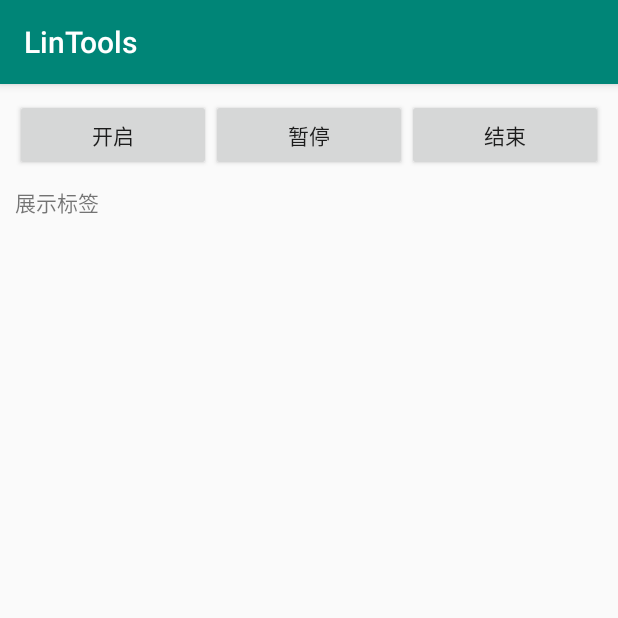
After one commit to YanceyLin/LinTools, an Android app: the TimerTestActivity screen opened directly, with no data from a screen before it, on a phone screen of 412 x 824 dp, the top half of it. The commit adds this screen. Run offline under Robolectric (Android 15) with nearby library versions, the phone set to English and light mode, and no system bars.

```diff
--- a/app/src/main/AndroidManifest.xml
+++ b/app/src/main/AndroidManifest.xml
@@ -9,7 +9,8 @@
         android:roundIcon="@mipmap/ic_launcher_round"
         android:supportsRtl="true"
         android:theme="@style/AppTheme">
-        <activity android:name=".life.XLifeCycleTestActivity"></activity>
+        <activity android:name=".timer.TimerTestActivity"></activity>
+        <activity android:name=".life.XLifeCycleTestActivity" />
         <activity android:name=".views.Indication.IndicationTestActivity" />
         <activity android:name=".MainActivity">
             <intent-filter>
--- a/app/src/main/java/com/lxb/lintools/MainActivity.java
+++ b/app/src/main/java/com/lxb/lintools/MainActivity.java
@@ -6,6 +6,7 @@ import android.os.Bundle;
 import android.view.View;
 
 import com.lxb.lintools.life.XLifeCycleTestActivity;
+import com.lxb.lintools.timer.TimerTestActivity;
 import com.lxb.lintools.views.Indication.IndicationTestActivity;
 
 public class MainActivity extends AppCompatActivity implements View.OnClickListener {
@@ -17,6 +18,7 @@ public class MainActivity extends AppCompatActivity implements View.OnClickListe
 
         findViewById(R.id.bt_circle_indication).setOnClickListener(this);
         findViewById(R.id.bt_life_cycle).setOnClickListener(this);
+        findViewById(R.id.bt_time).setOnClickListener(this);
     }
 
     @Override
@@ -28,6 +30,9 @@ public class MainActivity extends AppCompatActivity implements View.OnClickListe
             case R.id.bt_life_cycle:
                 startActivity(new Intent(MainActivity.this, XLifeCycleTestActivity.class));
                 break;
+            case R.id.bt_time:
+                startActivity(new Intent(MainActivity.this, TimerTestActivity.class));
+                break;
             default:
                 break;
         }
--- /dev/null
+++ b/app/src/main/java/com/lxb/lintools/timer/TimerTestActivity.java
@@ -0,0 +1,99 @@
+package com.lxb.lintools.timer;
+
+import android.app.Activity;
+import android.os.Handler;
+import android.os.Looper;
+import android.os.Message;
+import android.support.v7.app.AppCompatActivity;
+import android.os.Bundle;
+import android.util.Log;
+import android.view.View;
+import android.widget.TextView;
+
+import com.lxb.lintools.R;
+
+import java.lang.ref.WeakReference;
+
+public class TimerTestActivity extends AppCompatActivity implements View.OnClickListener {
+
+    TextView textView;
+
+    MyHandler handler;
+    Runnable runnable;
+
+    @Override
+    protected void onCreate(Bundle savedInstanceState) {
+        super.onCreate(savedInstanceState);
+        setContentView(R.layout.activity_timer_tset);
+
+        initView();
+        initTool();
+    }
+
+    private void initTool() {
+        handler = new MyHandler(this);
+        runnable = new Runnable() {
+            int count = 0;
+
+            @Override
+            public void run() {
+                Message msg = new Message();
+                msg.obj = "这是消息：" + (count++) + "===当前线程是：" + Thread.currentThread().getName();
+                Log.d("Thread", "当前是否是主线程：" + (Thread.currentThread() == Looper.getMainLooper().getThread()));
+                handler.sendMessage(msg);
+            }
+        };
+    }
+
+    private void initView() {
+        textView = findViewById(R.id.text_view);
+        findViewById(R.id.btn_start).setOnClickListener(this);
+        findViewById(R.id.btn_pause).setOnClickListener(this);
+        findViewById(R.id.btn_stop).setOnClickListener(this);
+    }
+
+    @Override
+    public void onClick(View v) {
+        if (v.getId() == R.id.btn_start) {
+            start(0);
+        } else if (v.getId() == R.id.btn_pause) {
+            pause();
+        } else if (v.getId() == R.id.btn_stop) {
+            stop();
+        }
+    }
+
+    private void stop() {
+        handler.removeCallbacks(runnable);
+    }
+
+    private void pause() {
+        handler.removeCallbacks(runnable);
+    }
+
+    private void start(int second) {
+        handler.postDelayed(runnable, second * 1000);
+    }
+
+    public void showMessage(String text) {
+        textView.setText(text);
+    }
+
+    private static class MyHandler extends Handler {
+        WeakReference<TimerTestActivity> activityWeakReference;
+        String text;
+
+        public MyHandler(TimerTestActivity activity) {
+            activityWeakReference = new WeakReference<>(activity);
+        }
+
+        @Override
+        public void handleMessage(Message msg) {
+            if (msg != null) {
+                text = msg.obj.toString();
+                activityWeakReference.get().showMessage(msg.obj.toString());
+                activityWeakReference.get().start(1);
+            }
+        }
+    }
+}
--- a/app/src/main/res/layout/activity_main.xml
+++ b/app/src/main/res/layout/activity_main.xml
@@ -23,4 +23,10 @@
         android:layout_marginTop="10dp"
         android:text="生命周期监听测试" />
 
+    <Button
+        android:id="@+id/bt_time"
+        android:layout_width="match_parent"
+        android:layout_height="wrap_content"
+        android:layout_marginTop="10dp"
+        android:text="循环任务测试" />
 </LinearLayout>
--- /dev/null
+++ b/app/src/main/res/layout/activity_timer_tset.xml
@@ -0,0 +1,52 @@
+<?xml version="1.0" encoding="utf-8"?>
+<android.support.constraint.ConstraintLayout xmlns:android="http://schemas.android.com/apk/res/android"
+    xmlns:app="http://schemas.android.com/apk/res-auto"
+    xmlns:tools="http://schemas.android.com/tools"
+    android:layout_width="match_parent"
+    android:layout_height="match_parent"
+    android:padding="10dp">
+
+    <LinearLayout
+        android:id="@+id/view_menu"
+        android:layout_width="match_parent"
+        android:layout_height="wrap_content"
+        android:orientation="horizontal"
+        app:layout_constraintLeft_toLeftOf="parent"
+        app:layout_constraintTop_toTopOf="parent">
+
+        <Button
+            android:id="@+id/btn_start"
+            android:layout_width="match_parent"
+            android:layout_height="wrap_content"
+            android:layout_weight="1"
+            android:padding="5dp"
+            android:text="开启" />
+
+        <Button
+            android:id="@+id/btn_pause"
+            android:layout_width="match_parent"
+            android:layout_height="wrap_content"
+            android:layout_weight="1"
+            android:padding="5dp"
+            android:text="暂停" />
+
+        <Button
+            android:id="@+id/btn_stop"
+            android:layout_width="match_parent"
+            android:layout_height="wrap_content"
+            android:layout_weight="1"
+            android:padding="5dp"
+            android:text="结束" />
+    </LinearLayout>
+
+    <TextView
+        android:id="@+id/text_view"
+        android:layout_width="match_parent"
+        android:layout_height="0dp"
+        android:layout_marginTop="10dp"
+        android:text="展示标签"
+        app:layout_constraintLeft_toLeftOf="parent"
+        app:layout_constraintTop_toBottomOf="@id/view_menu" />
+
+
+</android.support.constraint.ConstraintLayout>
--- a/toollibs/src/main/java/com/lin/toollibs/views/life/listener/XLifecycleListener.java
+++ b/toollibs/src/main/java/com/lin/toollibs/views/life/listener/XLifecycleListener.java
@@ -45,4 +45,9 @@ public interface XLifecycleListener extends View.OnAttachStateChangeListener {
      */
     void onDestroy();
 
+    /**
+     * 界面碎片焦点的变更
+     */
+    void onFragmentFocusChanged(boolean inFocused);
+
 }
--- a/toollibs/src/main/java/com/lin/toollibs/views/life/listener/impl/XLifecycleListenerAdapter.java
+++ b/toollibs/src/main/java/com/lin/toollibs/views/life/listener/impl/XLifecycleListenerAdapter.java
@@ -48,4 +48,9 @@ public class XLifecycleListenerAdapter implements XLifecycleListener {
     public void onDestroy() {
 
     }
+
+    @Override
+    public void onFragmentFocusChanged(boolean inFocused) {
+
+    }
 }
--- /dev/null
+++ b/toollibs/src/main/res/values/ids.xml
@@ -0,0 +1,4 @@
+<?xml version="1.0" encoding="utf-8"?>
+<resources>
+    <item name="life_manage_default_id" type="id" />
+</resources>
```
Also changed, not shown: app/src/main/java/com/lxb/lintools/life/XLifeCycleTestActivity.java (+16 -0 lines), toollibs/src/main/java/com/lin/toollibs/views/life/XLifeManager.java (+59 -23 lines).
